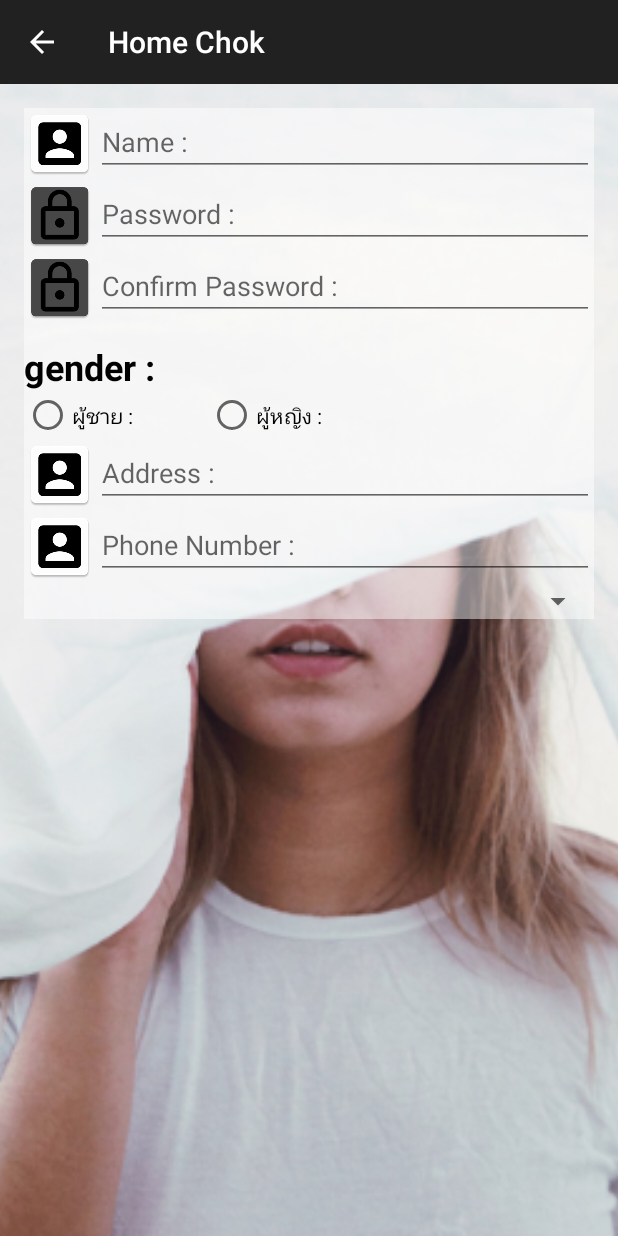
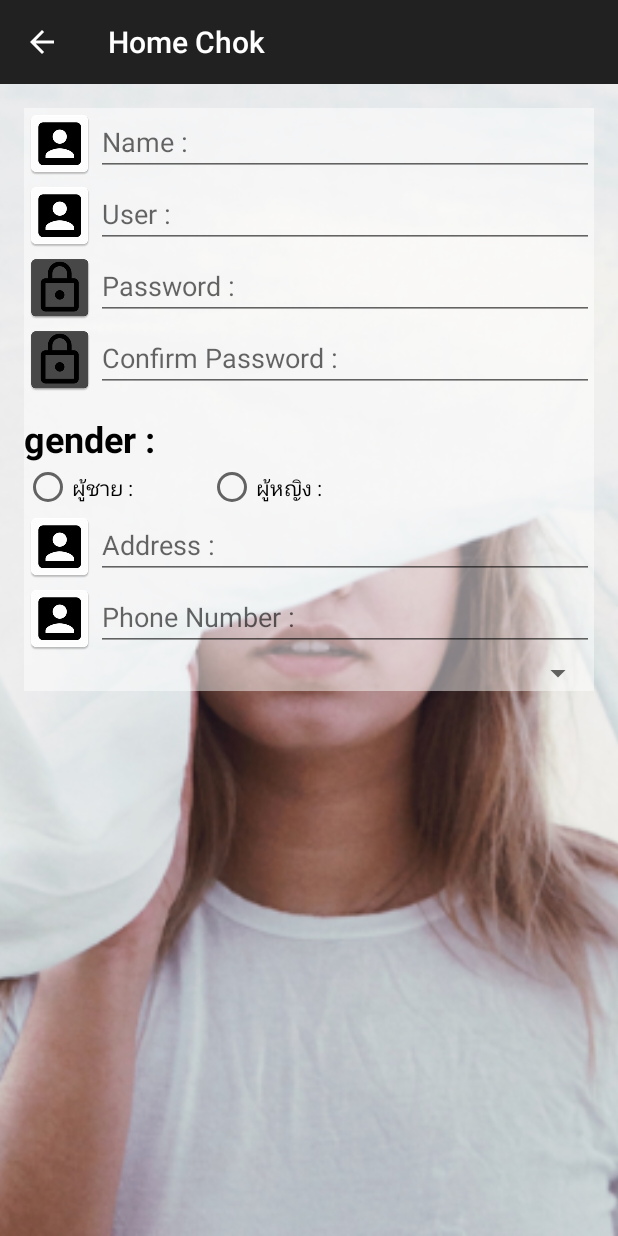
Before and after one commit to Goorock/HomeChok, an Android app: the screen it shows after launch (MainActivity), after a tap on "New Register", on a phone screen of 412 x 824 dp. Run offline under Robolectric (Android 15) with nearby library versions, the phone set to English and light mode, and no system bars.

Commit message:
Updete Ok

```diff
--- a/app/src/main/res/layout/fragmant_register.xml
+++ b/app/src/main/res/layout/fragmant_register.xml
@@ -50,7 +50,27 @@
 
             </LinearLayout>
 
+            <!--User-->
+            <LinearLayout
+                android:layout_width="match_parent"
+                android:layout_height="wrap_content"
+                android:orientation="horizontal">
 
+                https://github.com/pdarlingq/HomeChok.git  <!--icon-->
+                <ImageView
+                    android:layout_width="wrap_content"
+                    android:layout_height="wrap_content"
+                    android:src="@mipmap/ic_user" />
+
+                <!--Name-->
+                <EditText
+                    android:layout_width="match_parent"
+                    android:layout_height="wrap_content"
+                    android:hint="User :"
+                    android:inputType="text" />
+
+
+            </LinearLayout>
             <!--Password-->
             <LinearLayout
                 android:layout_width="match_parent"
```
